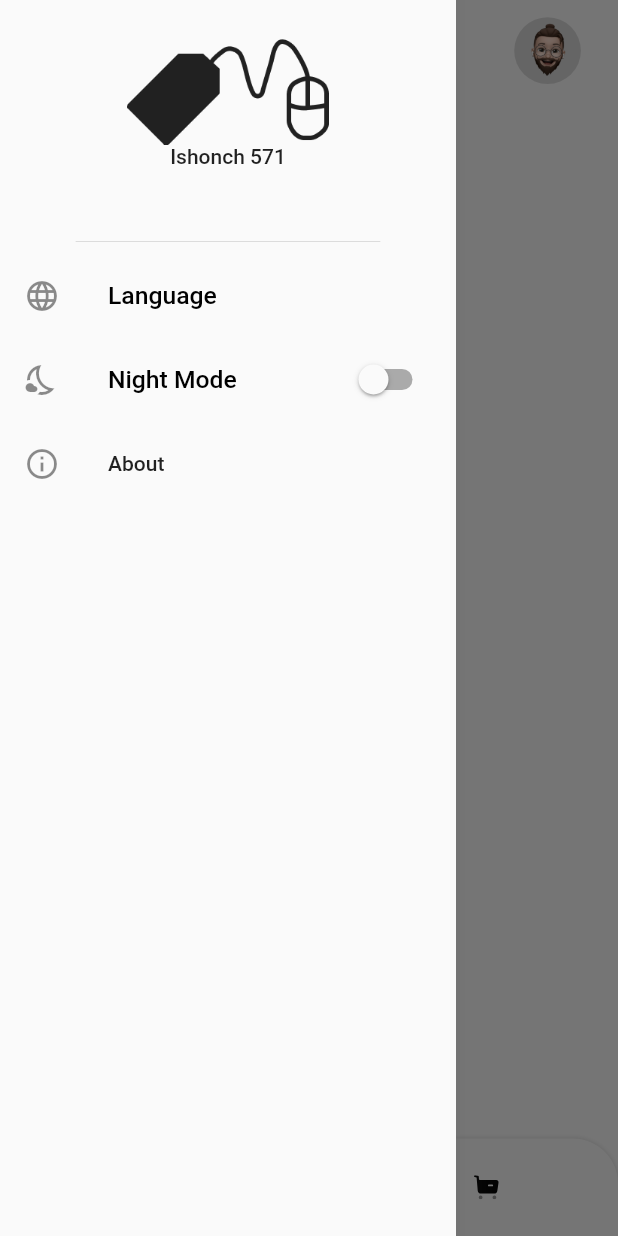
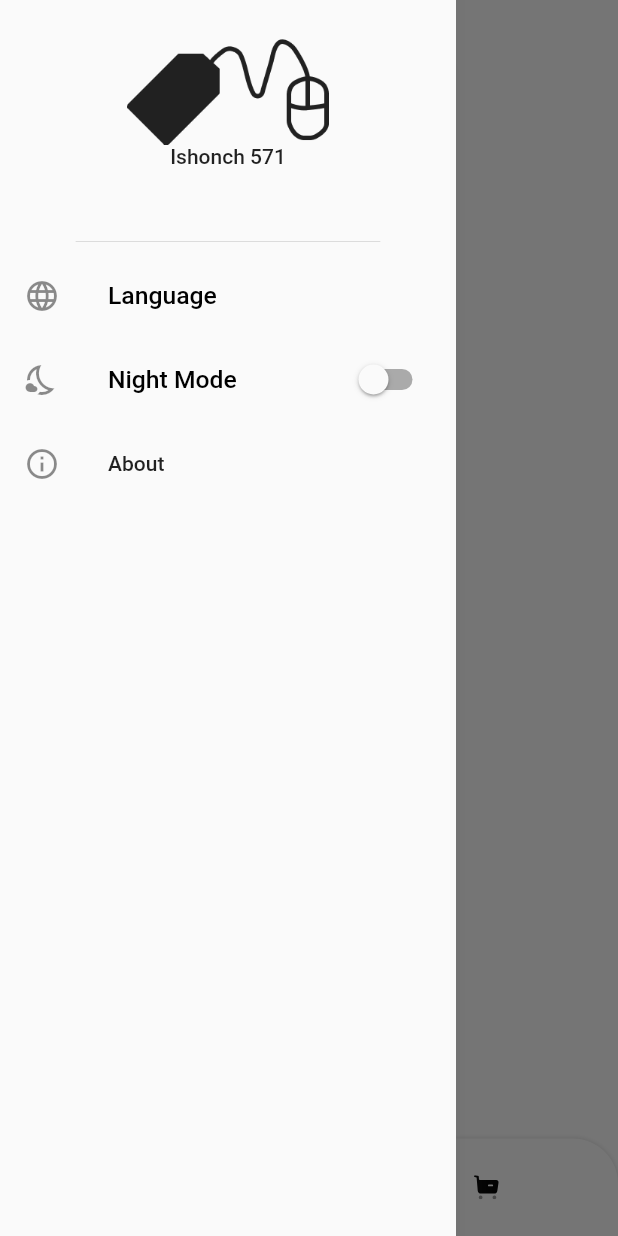
Before and after one commit to Ibrokihimbek/Ishonch-571, a Flutter app: the BottomNavPage screen opened directly, with the side drawer open, on a phone screen of 412 x 824 dp. Run offline on Flutter 3.47's test engine with Material 2 defaults, Android fonts, the light colour scheme and no system bars; our stand-ins replace adaptive_theme, bloc, carousel_slider, connectivity_plus, dio, easy_localization and 19 more; missing offline and left inert: dart:ffi, map_picker; accounts and stored records are empty; network calls fail.

Commit message:
some changes

```diff
--- a/lib/app/app.dart
+++ b/lib/app/app.dart
@@ -69,6 +69,7 @@ class MyApp extends StatelessWidget {
         splitScreenMode: true,
         builder: (BuildContext context, Widget? child) {
           return MaterialApp(
+            debugShowCheckedModeBanner: false,
             supportedLocales: context.supportedLocales,
             localizationsDelegates: context.localizationDelegates,
             locale: context.locale,
--- a/lib/data/models/discount/discount_model.dart
+++ b/lib/data/models/discount/discount_model.dart
@@ -9,6 +9,7 @@ class Discount {
   final int discount;
   final String productName;
   final String productPrice;
+  final String description;
   final bool isDelivery;
   final bool isNew;
   final Media media;
@@ -29,17 +30,22 @@ class Discount {
     required this.productPrice,
     required this.isDelivery,
     required this.isNew,
+    required this.description,
   });
 
   factory Discount.fromJson(Map<String, dynamic> json) => Discount(
         phone: Phone.fromJson(json['phone'] as Map<String, dynamic>? ?? {}),
-        notebook: Notebook.fromJson(json['notebook']as Map<String, dynamic>? ?? {}),
-        appliances: Appliances.fromJson(json['appliances']as Map<String, dynamic>? ?? {}),
-        currency: Currency.fromJson(json['currency']as Map<String, dynamic>? ?? {}),
-        media: Media.fromJson(json['media']as Map<String, dynamic>? ?? {}),
+        notebook:
+            Notebook.fromJson(json['notebook'] as Map<String, dynamic>? ?? {}),
+        appliances: Appliances.fromJson(
+            json['appliances'] as Map<String, dynamic>? ?? {}),
+        currency:
+            Currency.fromJson(json['currency'] as Map<String, dynamic>? ?? {}),
+        media: Media.fromJson(json['media'] as Map<String, dynamic>? ?? {}),
         id: json['id'] as int? ?? 0,
         discount: json['discount'] as int? ?? 0,
         productName: json['product_name'] as String? ?? "",
+        description: json['description'] as String? ?? "",
         productPrice: json['product_price'] as String? ?? '',
         isDelivery: json['is_delivery'] as bool? ?? false,
         isNew: json['is_new'] as bool? ?? false,
--- a/lib/screens/app_router.dart
+++ b/lib/screens/app_router.dart
@@ -1,7 +1,9 @@
 import 'package:flutter/material.dart';
+import 'package:ishonch/data/models/discount/discount_model.dart';
 import 'package:ishonch/data/models/helper/lat_long_model.dart';
 import 'package:ishonch/data/models/model_category/categories/category_model.dart';
 import 'package:ishonch/screens/bottom_nav/bottom_nav_page.dart';
+import 'package:ishonch/screens/discount_product/discount_product_screen.dart';
 import 'package:ishonch/screens/drawer/sub_screens/about_screen.dart';
 import 'package:ishonch/screens/drawer/sub_screens/language_screen.dart';
 import 'package:ishonch/screens/bottom_nav/home/product_by_category/product_by_category.dart';
@@ -25,6 +27,7 @@ abstract class RouteName {
   static const map = '/map';
   static const noInternet = '/noInternet';
   static const imageView = '/imageView';
+  static const discountProductDetail = '/discountProductDetail';
 
 }
 
@@ -75,6 +78,8 @@ class AppRoutes {
             latLongModel: settings.arguments as LatLongModel,
           ),
         );
+      case RouteName.discountProductDetail:
+        return MaterialPageRoute(builder: (_) =>  DiscountProductDetailScreen(discountProduct: settings.arguments as Discount));
       case RouteName.bottomNavigation:
         return MaterialPageRoute(builder: (_) => const BottomNavPage());
       default:
--- a/lib/screens/bottom_nav/home/view/home_page.dart
+++ b/lib/screens/bottom_nav/home/view/home_page.dart
@@ -1,4 +1,5 @@
 import 'package:adaptive_theme/adaptive_theme.dart';
+import 'package:easy_localization/easy_localization.dart';
 import 'package:flutter/material.dart';
 import 'package:flutter_bloc/flutter_bloc.dart';
 import 'package:flutter_svg/svg.dart';
@@ -6,15 +7,16 @@ import 'package:ishonch/data/repositories/category_repo.dart';
 import 'package:ishonch/screens/bottom_nav/home/bloc/bloc_category/category_bloc.dart';
 import 'package:ishonch/screens/bottom_nav/home/bloc/bloc_category/category_event.dart';
 import 'package:ishonch/screens/bottom_nav/home/bloc/bloc_category/category_state.dart';
+import 'package:ishonch/screens/bottom_nav/home/view/widget/home_screen_appbar.dart';
 import 'package:ishonch/screens/drawer/drawer.dart';
 import 'package:ishonch/screens/bottom_nav/home/view/widget/home_widget.dart';
 import 'package:ishonch/service/api_service/api_service.dart';
 import 'package:ishonch/utils/app_image.dart';
 import 'package:ishonch/utils/my_utils.dart';
 
-
 class HomePage extends StatefulWidget {
   VoidCallback onTap;
+
   HomePage({super.key, required this.onTap});
 
   @override
@@ -30,32 +32,9 @@ class _HomePageState extends State<HomePage> {
             ..add(FetchAllCategories()),
       child: Scaffold(
         backgroundColor: const Color(0xFFFFFFFF),
-        appBar: AppBar(
-          elevation: 0,
-          leading: Padding(
-            padding: EdgeInsets.only(
-                left: width(context) * 0.055, top: height(context) * 0.024),
-            child: InkWell(
-              borderRadius: BorderRadius.circular(25),
-              onTap: widget.onTap,
-              child: SvgPicture.asset(
-                AppImages.iconMenu,
-              ),
-            ),
-          ),
-          actions: [
-            Padding(
-              padding: EdgeInsets.only(
-                  right: width(context) * 0.014, top: height(context) * 0.014),
-              child: Container(
-                height: height(context) * 0.1,
-                width: width(context) * 0.2,
-                decoration: const BoxDecoration(
-                    color: Color(0xFFDDDDDD), shape: BoxShape.circle),
-                child: Image.asset(AppImages.homeImage),
-              ),
-            ),
-          ],
+        appBar: HomeScreenAppBar(
+          title: 'Xush Kelibsiz'.tr(),
+          onTap: widget.onTap,
         ),
         body: BlocBuilder<CategoriesBloc, CategoriesState>(
           builder: (context, state) {
--- /dev/null
+++ b/lib/screens/bottom_nav/home/view/widget/home_screen_appbar.dart
@@ -0,0 +1,32 @@
+import 'package:flutter/material.dart';
+import 'package:flutter_svg/svg.dart';
+
+import '../../../../../utils/app_image.dart';
+
+class HomeScreenAppBar extends StatelessWidget implements PreferredSize {
+  const HomeScreenAppBar({Key? key, required this.title, required this.onTap})
+      : super(key: key);
+
+  final String title;
+  final VoidCallback onTap;
+
+  @override
+  Widget build(BuildContext context) {
+    return AppBar(
+      elevation: 0,
+      leading: IconButton(
+        onPressed: onTap,
+        icon: SvgPicture.asset(
+          AppImages.iconMenu,
+        ),
+      ),
+      title: Text(title, style: Theme.of(context).textTheme.headlineMedium),
+    );
+  }
+
+  @override
+  Widget get child => throw UnimplementedError();
+
+  @override
+  Size get preferredSize => const Size(double.infinity, 56);
+}
```
Also changed, not shown: lib/screens/bottom_nav/home/view/widget/discount_widget.dart (+9 -1 lines), lib/screens/bottom_nav/home/view/widget/home_widget.dart (+1 -23 lines), lib/screens/discount_product/discount_product_screen.dart (added, +86 -0 lines), lib/screens/discount_product/widgets/discount_product_info.dart (added, +127 -0 lines), lib/screens/product_detail/product_detail_screen.dart (+6 -53 lines), lib/screens/product_detail/sub_screens/check_out/widgets/my_text_field.dart (+9 -9 lines), lib/screens/product_detail/sub_screens/check_out/widgets/phone_input_component.dart (+10 -18 lines), lib/screens/widgets/global_appbar.dart (+9 -11 lines), lib/screens/widgets/global_functsions.dart (added, +53 -0 lines).
